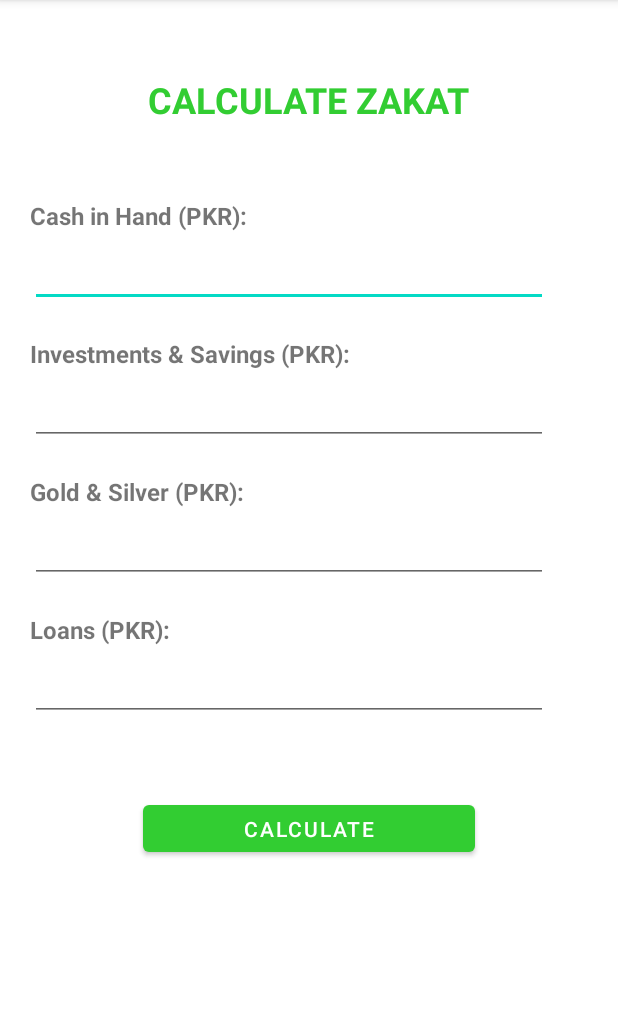
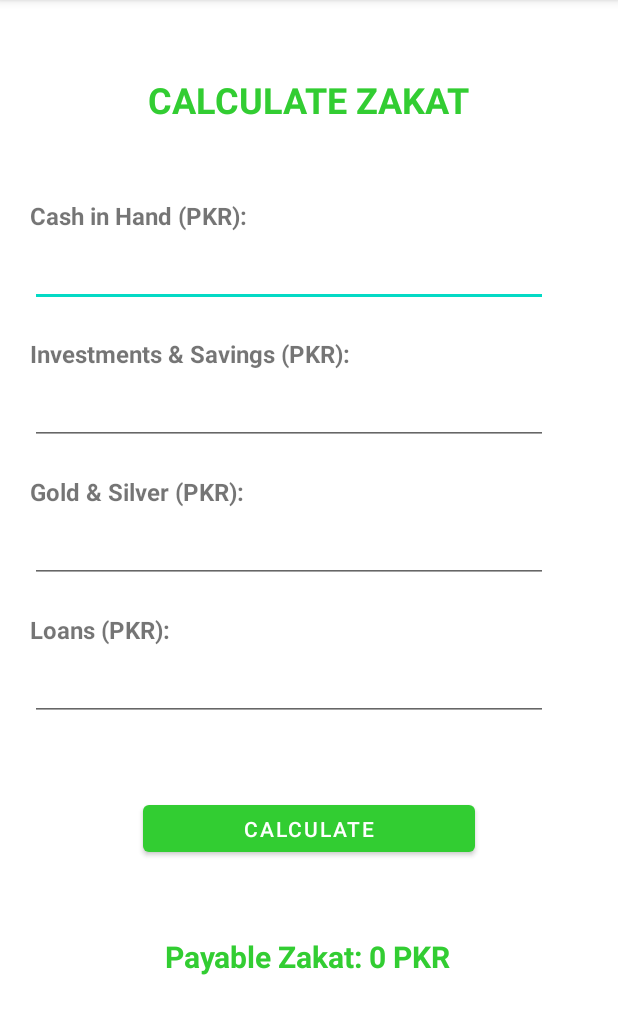
Before and after one commit to rmahmadkhan/zakat-calculator, an Android app: the screen it shows after launch (MainActivity), on a phone screen of 412 x 824 dp, the part 84-1118 px from its top. Run offline under Robolectric (Android 15) with nearby library versions, the phone set to English and light mode, and no system bars.

Commit message:
Added textViewPayableZakat

```diff
--- a/app/src/main/res/layout/activity_main.xml
+++ b/app/src/main/res/layout/activity_main.xml
@@ -140,4 +140,18 @@
         app:layout_constraintStart_toStartOf="parent"
         app:layout_constraintTop_toBottomOf="@+id/editTextLoans" />
 
+    <TextView
+        android:id="@+id/textViewPayableZakat"
+        android:layout_width="wrap_content"
+        android:layout_height="wrap_content"
+        android:layout_marginTop="50dp"
+        android:text="Payable Zakat: 0 PKR"
+        android:textSize="20sp"
+        android:textStyle="bold"
+        android:textColor="#32cd32"
+        app:layout_constraintEnd_toEndOf="parent"
+        app:layout_constraintHorizontal_bias="0.498"
+        app:layout_constraintStart_toStartOf="parent"
+        app:layout_constraintTop_toBottomOf="@+id/buttonCalculate" />
+
 </androidx.constraintlayout.widget.ConstraintLayout>
```
